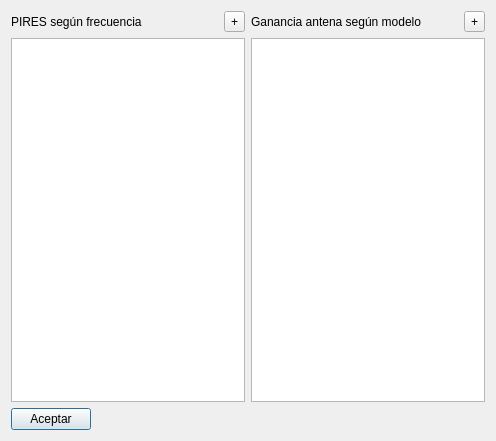
First picture: the form in DlgConfig.ui, repository silderan/WiFiLinkCalc, before the edit.
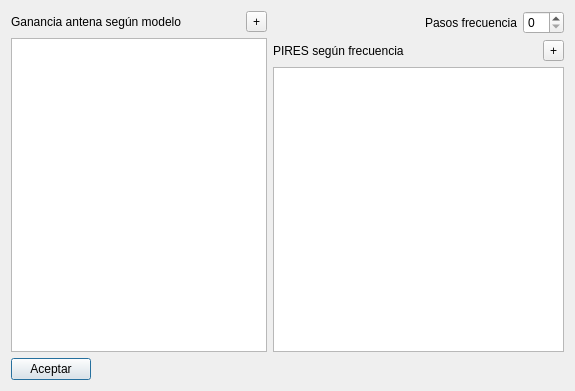
Second picture: the form after the edit. Custom widgets are drawn as their Qt base class.

```diff
--- a/DlgConfig.ui
+++ b/DlgConfig.ui
@@ -6,8 +6,8 @@
    <rect>
     <x>0</x>
     <y>0</y>
-    <width>496</width>
-    <height>441</height>
+    <width>575</width>
+    <height>391</height>
    </rect>
   </property>
   <property name="windowTitle">
@@ -15,44 +15,68 @@
   </property>
   <layout class="QGridLayout" name="gridLayout_3">
    <item row="0" column="0">
+    <layout class="QGridLayout" name="gridLayout_2">
+     <item row="0" column="0">
+      <widget class="QLabel" name="label_2">
+       <property name="text">
+        <string>Ganancia antena según modelo</string>
+       </property>
+      </widget>
+     </item>
+     <item row="1" column="0" colspan="2">
+      <widget class="QAntennaGainTable" name="gainTable"/>
+     </item>
+     <item row="0" column="1">
+      <widget class="QToolButton" name="addModelGain">
+       <property name="text">
+        <string>+</string>
+       </property>
+      </widget>
+     </item>
+    </layout>
+   </item>
+   <item row="0" column="1">
     <layout class="QGridLayout" name="gridLayout">
-     <item row="0" column="0">
+     <item row="1" column="0">
       <widget class="QLabel" name="label">
        <property name="text">
         <string>PIRES según frecuencia</string>
        </property>
       </widget>
      </item>
-     <item row="0" column="1">
+     <item row="1" column="1">
       <widget class="QToolButton" name="addPIREButton">
        <property name="text">
         <string>+</string>
        </property>
       </widget>
      </item>
-     <item row="1" column="0" colspan="2">
+     <item row="2" column="0" colspan="2">
       <widget class="QFrequencyTable" name="pireTable"/>
      </item>
-    </layout>
-   </item>
-   <item row="0" column="1">
-    <layout class="QGridLayout" name="gridLayout_2">
-     <item row="0" column="0">
-      <widget class="QLabel" name="label_2">
-       <property name="text">
-        <string>Ganancia antena según modelo</string>
-       </property>
-      </widget>
-     </item>
-     <item row="0" column="1">
-      <widget class="QToolButton" name="addModelGain">
-       <property name="text">
-        <string>+</string>
-       </property>
-      </widget>
-     </item>
-     <item row="1" column="0" colspan="2">
-      <widget class="QAntennaGainTable" name="gainTable"/>
+     <item row="0" column="0" colspan="2">
+      <layout class="QHBoxLayout" name="horizontalLayout">
+       <item>
+        <widget class="QLabel" name="label_3">
+         <property name="text">
+          <string>Pasos frecuencia</string>
+         </property>
+         <property name="alignment">
+          <set>Qt::AlignRight|Qt::AlignTrailing|Qt::AlignVCenter</set>
+         </property>
+        </widget>
+       </item>
+       <item>
+        <widget class="QSpinBox" name="sbSteps">
+         <property name="sizePolicy">
+          <sizepolicy hsizetype="Fixed" vsizetype="Fixed">
+           <horstretch>0</horstretch>
+           <verstretch>0</verstretch>
+          </sizepolicy>
+         </property>
+        </widget>
+       </item>
+      </layout>
      </item>
     </layout>
    </item>
```
Left out of the diff: 19 changed lines with no effect on the pictures.
